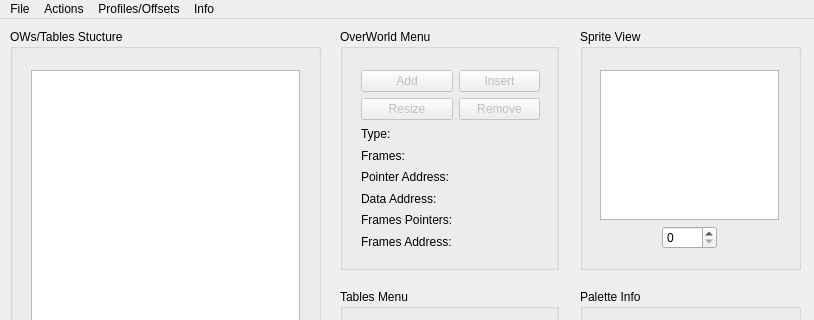
First picture: the form in ui/mainwindow.ui, repository kimwnasptd/OWM-Qt, before the edit; both pictures show x 0 to 814 and y 0 to 320 of the 814 by 523 pixel window.
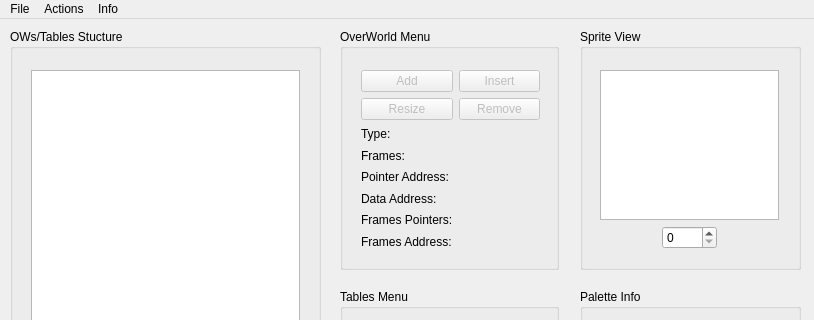
Second picture: the form after the edit.

Diff of the .ui file:
```diff
--- a/ui/mainwindow.ui
+++ b/ui/mainwindow.ui
@@ -617,16 +617,8 @@
     <addaction name="actionREADME"/>
     <addaction name="actionAbout"/>
    </widget>
-   <widget class="QMenu" name="menuProfiles_Offsets">
-    <property name="title">
-     <string>Profiles/Offsets</string>
-    </property>
-    <addaction name="actionSearch_for_Offsets"/>
-    <addaction name="actionCreate_Templates_2"/>
-   </widget>
    <addaction name="menuFile"/>
    <addaction name="menuOptions"/>
-   <addaction name="menuProfiles_Offsets"/>
    <addaction name="menuAbout"/>
   </widget>
   <widget class="QStatusBar" name="statusbar"/>
```
Left out of the diff: 20 changed lines with no effect on the pictures.
